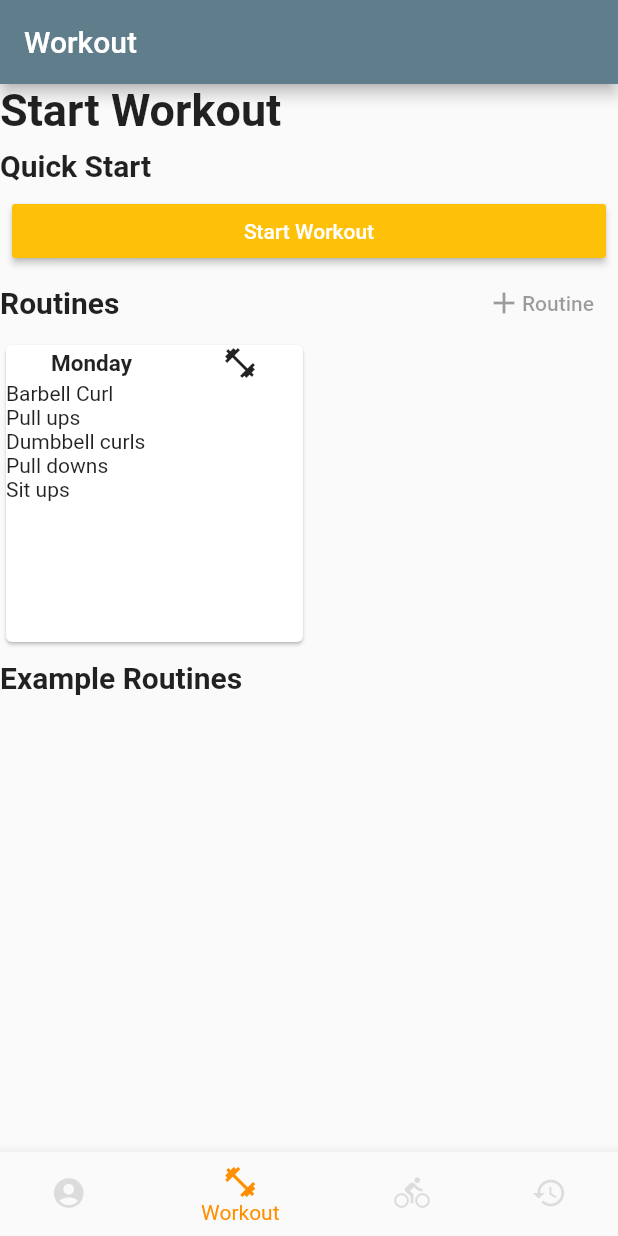
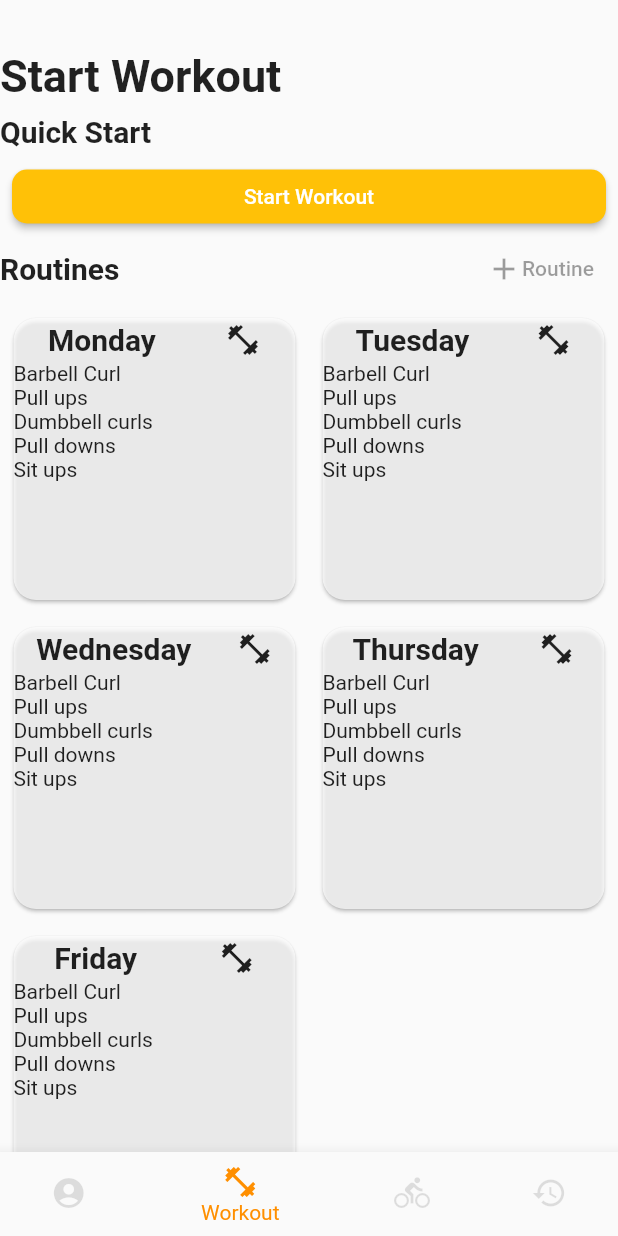
Before and after one commit to tylerreece22/workout-tracking-essentials, a Flutter app: the screen it shows after launch, on a phone screen of 412 x 824 dp. Run offline on Flutter 3.47's test engine with Material 2 defaults, Android fonts, the phone set to English and light mode, and no system bars.

Commit message:
Adjusted basic layout of workout tab

```diff
--- a/lib/genericWidgets/ExerciseCard.dart
+++ b/lib/genericWidgets/ExerciseCard.dart
@@ -3,37 +3,55 @@ import 'package:flutter/material.dart';
 class ExerciseCard extends StatelessWidget {
   final String title;
   final List<String> workouts;
-  final Icon icon;
+  final IconData icon;
 
   const ExerciseCard({Key key, this.title, this.workouts, this.icon})
       : super(key: key);
 
   List<Widget> workoutList() {
-    return workouts.map((workout) => new Row(
+    return workouts
+        .map((workout) => new Row(
               children: <Widget>[
                 Text(workout),
               ],
-    )).toList();
+            ))
+        .toList();
   }
 
   @override
   Widget build(BuildContext context) {
-    return Card(
+    return Padding(
+        padding: EdgeInsets.all(5.0),
+        child: Container(
+//            decoration: BoxDecoration(
+//              boxShadow: [
+//                BoxShadow(
+//                    color: Colors.black, blurRadius: 5.0, spreadRadius: 1.0),
+//              ],
+//            ),
+            child: Card(
+              color: Theme.of(context).cardColor,
+              shape: RoundedRectangleBorder(
+                borderRadius: BorderRadius.circular(15.0),
+              ),
               child: Column(
                 crossAxisAlignment: CrossAxisAlignment.start,
                 children: <Widget>[
                   Row(
                     mainAxisAlignment: MainAxisAlignment.spaceAround,
                     children: <Widget>[
-                  Text(title,
+                      Padding(
+                          padding: EdgeInsets.only(top: 3.0, bottom: 3.0),
+                          child: Text(title,
                               style: TextStyle(
-                          fontSize: 15.0, fontWeight: FontWeight.bold)),
-                  Icon(Icons.fitness_center),
+                                  fontSize: 20.0,
+                                  fontWeight: FontWeight.bold))),
+                      Icon(icon),
                     ],
                   ),
                   ...workoutList()
                 ],
               ),
-        );
+            )));
   }
 }
--- a/lib/main.dart
+++ b/lib/main.dart
@@ -17,8 +17,14 @@ class MyApp extends StatelessWidget {
       theme: ThemeData(
         primarySwatch: Colors.blueGrey,
         accentColor: Colors.amber,
-        buttonColor: Colors.blueAccent,
         textSelectionColor: Colors.white,
+        cardColor: Colors.white70,
+        buttonTheme: ButtonThemeData(
+          shape: RoundedRectangleBorder(
+            borderRadius: BorderRadius.circular(10.0),
+          ),
+          buttonColor: Colors.amber,
+        )
       ),
       home: MyHomePage(title: 'Workout'),
     );
@@ -59,11 +65,14 @@ class _MyHomePageState extends State<MyHomePage> {
   @override
   Widget build(BuildContext context) {
     return Scaffold(
-      appBar: AppBar(
-        title: Text(widget.title),
-      ),
+//      backgroundColor: Theme.of(context).backgroundColor,
+//      appBar: AppBar(
+//        title: Text(widget.title),
+//      ),
       body: Center(
-        child: _widgetOptions.elementAt(_selectedIndex),
+        child: Padding(padding: EdgeInsets.only(top: 33.0),
+          child: _widgetOptions.elementAt(_selectedIndex),
+        ),
       ),
       bottomNavigationBar: BottomNavigationBar(
         items: const <BottomNavigationBarItem>[
--- a/lib/workout/WorkoutHome.dart
+++ b/lib/workout/WorkoutHome.dart
@@ -1,6 +1,5 @@
 import 'package:flutter/material.dart';
 import 'package:workout_tracking_essentials/genericWidgets/ExerciseCard.dart';
-import 'package:workout_tracking_essentials/genericWidgets/MyCard.dart';
 
 class WorkoutHome extends StatelessWidget {
   WorkoutHome({this.style}) : super();
@@ -9,6 +8,7 @@ class WorkoutHome extends StatelessWidget {
   @override
   Widget build(BuildContext context) {
     return Scaffold(
+//        backgroundColor: Theme.of(context).backgroundColor,
         body: Container(
       child: CustomScrollView(
         slivers: <Widget>[
@@ -70,6 +70,27 @@ class WorkoutHome extends StatelessWidget {
               new ExerciseCard(
                 title: "Monday",
                 workouts: <String>['Barbell Curl', 'Pull ups', 'Dumbbell curls','Pull downs', 'Sit ups'],
+                icon: Icons.fitness_center,
+              ),
+              new ExerciseCard(
+                title: "Tuesday",
+                workouts: <String>['Barbell Curl', 'Pull ups', 'Dumbbell curls','Pull downs', 'Sit ups'],
+                icon: Icons.fitness_center,
+              ),
+              new ExerciseCard(
+                title: "Wednesday",
+                workouts: <String>['Barbell Curl', 'Pull ups', 'Dumbbell curls','Pull downs', 'Sit ups'],
+                icon: Icons.fitness_center,
+              ),
+              new ExerciseCard(
+                title: "Thursday",
+                workouts: <String>['Barbell Curl', 'Pull ups', 'Dumbbell curls','Pull downs', 'Sit ups'],
+                icon: Icons.fitness_center,
+              ),
+              new ExerciseCard(
+                title: "Friday",
+                workouts: <String>['Barbell Curl', 'Pull ups', 'Dumbbell curls','Pull downs', 'Sit ups'],
+                icon: Icons.fitness_center,
               ),
             ]),
           ),
@@ -83,6 +104,21 @@ class WorkoutHome extends StatelessWidget {
                     style: TextStyle(fontSize: 20, fontWeight: FontWeight.bold),
                   ),
                 ),
+                new ExerciseCard(
+                  title: "Monday",
+                  workouts: <String>['Barbell Curl', 'Pull ups', 'Dumbbell curls','Pull downs', 'Sit ups'],
+                  icon: Icons.fitness_center,
+                ),
+                new ExerciseCard(
+                  title: "Tuesday",
+                  workouts: <String>['Barbell Curl', 'Pull ups', 'Dumbbell curls','Pull downs', 'Sit ups'],
+                  icon: Icons.fitness_center,
+                ),
+                new ExerciseCard(
+                  title: "Wednesday",
+                  workouts: <String>['Barbell Curl', 'Pull ups', 'Dumbbell curls','Pull downs', 'Sit ups'],
+                  icon: Icons.fitness_center,
+                ),
               ],
             ),
           ),
```
Lines whose indentation alone changed are shown as unchanged.
